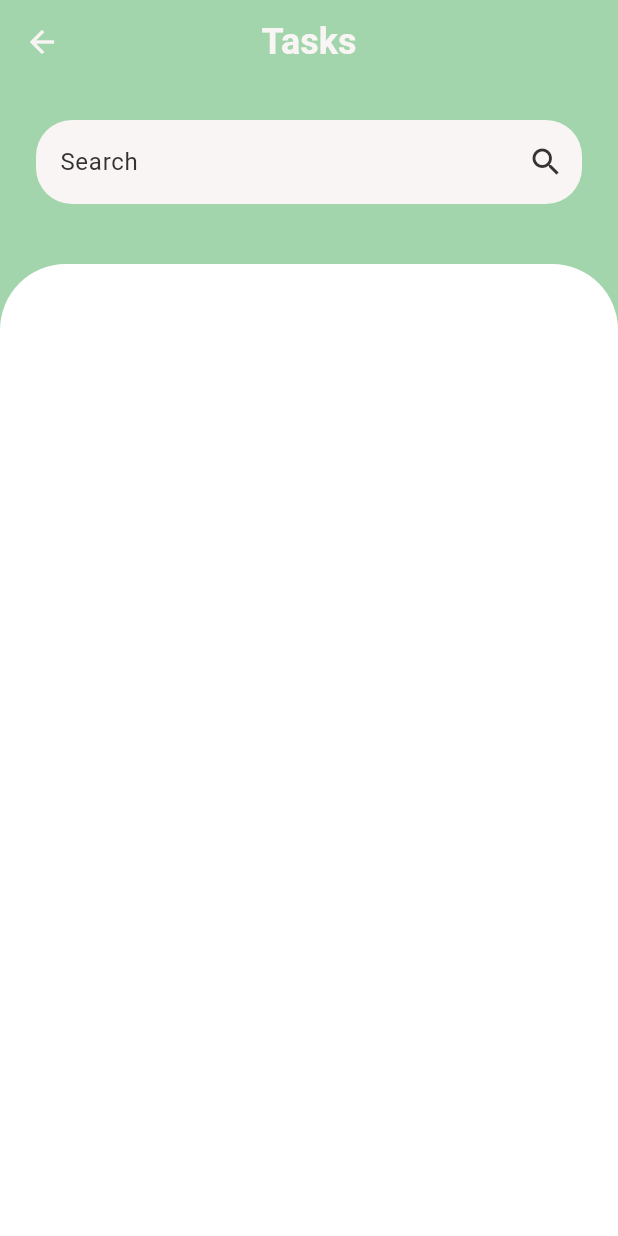
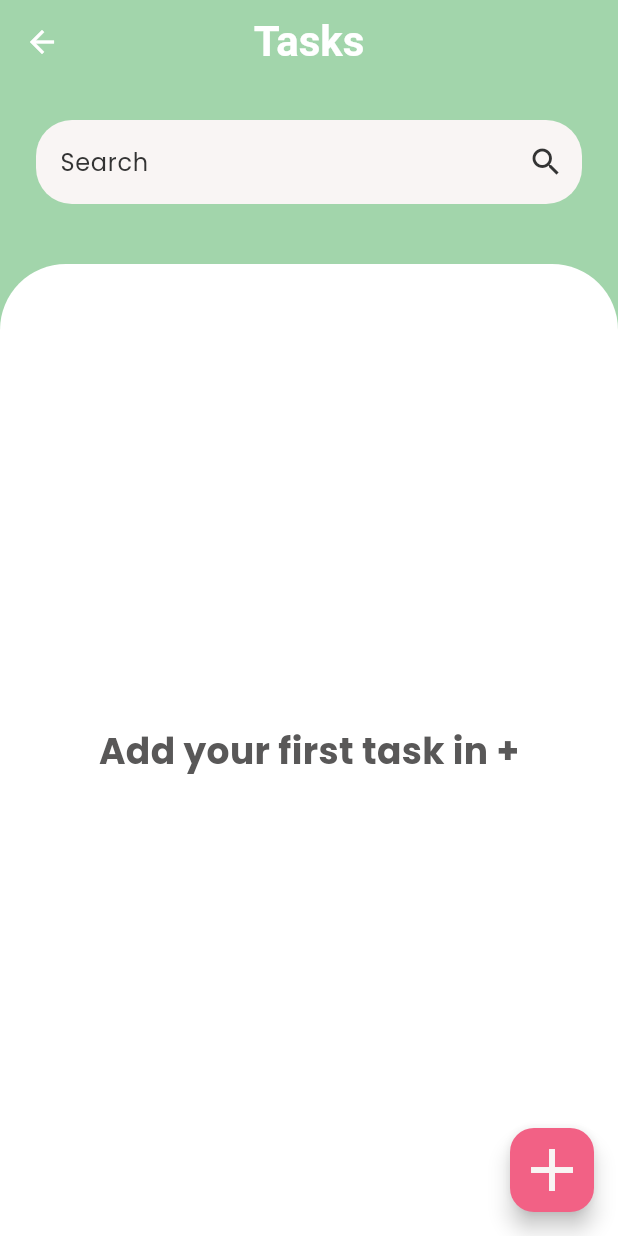
Before and after one commit to franbs2/plush_plan_app, a Flutter app: the screen it shows after launch, on a phone screen of 412 x 824 dp. Run offline on Flutter 3.47's test engine with Material 3 defaults, Android fonts, the phone set to English and light mode, and no system bars; our stand-ins replace google_fonts.

Commit message:
feat: Style Adjustment

```diff
--- a/lib/main.dart
+++ b/lib/main.dart
@@ -14,7 +14,7 @@ class MyApp extends StatelessWidget {
   Widget build(BuildContext context) {
     return MaterialApp(
       theme: AppTheme.themeData,
-      home: Task(),
+      home: TaskPage(),
     );
   }
 }
--- a/lib/models/categories.dart
+++ b/lib/models/categories.dart
@@ -5,9 +5,11 @@ class Categories {
   final String name;
   final Icon icon;
   final int qntItems = 0;
-  final List<Task>? tasks;
 
-  Categories({required this.name, required this.icon, this.tasks});
+  Categories({
+    required this.name,
+    required this.icon,
+  });
 
   static List<Categories> categories = [
     Categories(
--- a/lib/models/task.dart
+++ b/lib/models/task.dart
@@ -17,69 +17,5 @@ class Task {
     required this.category,
   });
 
-  static List<Task> tasks = [
-    Task(
-      id: '1',
-      title: 'Task 1',
-      description: 'Description 1',
-      dueDate: DateTime.now(),
-      category: 'Home',
-    ),
-    Task(
-      id: '2',
-      title: 'Task 2',
-      description: 'Description 2',
-      dueDate: DateTime.now(),
-      category: 'Work',
-    ),
-    Task(
-      id: '3',
-      title: 'Task 3',
-      description: 'Description 3',
-      dueDate: DateTime.now(),
-      category: 'Personal',
-    ),
-    Task(
-      id: '4',
-      title: 'Task 4',
-      description: 'Description 4',
-      dueDate: DateTime.now(),
-      category: 'Home',
-    ),
-    Task(
-      id: '5',
-      title: 'Task 5',
-      description: 'Description 5',
-      dueDate: DateTime.now(),
-      category: 'Work',
-    ),
-    Task(
-      id: '6',
-      title: 'Task 6',
-      description: 'Description 6',
-      dueDate: DateTime.now(),
-      category: 'Personal',
-    ),
-    Task(
-      id: '7',
-      title: 'Task 7',
-      description: 'Description 7',
-      dueDate: DateTime.now(),
-      category: 'Home',
-    ),
-    Task(
-      id: '8',
-      title: 'Task 8',
-      description: 'Description 8',
-      dueDate: DateTime.now(),
-      category: 'Work',
-    ),
-    Task(
-      id: '9',
-      title: 'Task 9',
-      description: 'Description 9',
-      dueDate: DateTime.now(),
-      category: 'Personal',
-    )
-  ];
+  static List<Task> tasks = [];
 }
--- a/lib/style/app_theme.dart
+++ b/lib/style/app_theme.dart
@@ -28,8 +28,10 @@ class AppTheme {
       backgroundColor: colorScheme.primary,
     ),
     textTheme: TextTheme(
-      bodyLarge: TextStyle(color: colorScheme.onSecondary),
-      bodyMedium: TextStyle(color: colorScheme.onBackground),
+      bodyLarge:
+          TextStyle(color: colorScheme.onBackground, fontFamily: 'Poppins'),
+      bodyMedium:
+          TextStyle(color: colorScheme.onBackground, fontFamily: 'Poppins'),
     ),
   );
 }
--- a/lib/views/pages/tasks_page.dart
+++ b/lib/views/pages/tasks_page.dart
@@ -1,17 +1,21 @@
 import 'package:app_plush_pan/models/categories.dart';
+import 'package:app_plush_pan/models/task.dart';
 import 'package:app_plush_pan/views/widget/grid_view.dart';
+import 'package:app_plush_pan/views/widget/list_view_task.dart';
 import 'package:app_plush_pan/views/widget/search.dart';
 import 'package:app_plush_pan/views/widget/title.dart';
 import 'package:flutter/material.dart';
 
-class Task extends StatefulWidget {
-  const Task({super.key});
+class TaskPage extends StatefulWidget {
+  const TaskPage({super.key});
 
   @override
-  State<Task> createState() => _TaskState();
+  State<TaskPage> createState() => _TaskPageState();
 }
 
-class _TaskState extends State<Task> {
+class _TaskPageState extends State<TaskPage> {
+  List<Task> tasksDisplay = List.from(Task.tasks);
+
   @override
   Widget build(BuildContext context) {
     final ColorScheme colorScheme = Theme.of(context).colorScheme;
@@ -19,9 +23,16 @@ class _TaskState extends State<Task> {
     return Scaffold(
       appBar: AppBar(
         leading: IconButton(
-            icon: Icon(Icons.arrow_back, color: colorScheme.onPrimary),
+            icon: Icon(
+              Icons.arrow_back,
+              color: colorScheme.surface,
+            ),
             onPressed: () => Navigator.pop(context)),
-        title: WidgetTitle(color: colorScheme.onPrimary, title: 'Tasks'),
+        title: WidgetTitle(
+          color: colorScheme.surface,
+          title: 'Tasks',
+          size: 28,
+        ),
         centerTitle: true,
       ),
       body: Column(
@@ -39,10 +50,28 @@ class _TaskState extends State<Task> {
                   topRight: Radius.circular(44),
                 ),
               ),
+              child: (Task.tasks.isEmpty)
+                  ? Center(
+                      child: WidgetTitle(
+                      title: 'Add your first task in +',
+                    ))
+                  : (tasksDisplay.isEmpty)
+                      ? Center(
+                          child: WidgetTitle(
+                          title: 'No results found',
+                          size: 20,
+                        ))
+                      : WidgetListViewTask(tasksDisplay: tasksDisplay),
             ),
           ),
         ],
       ),
+      floatingActionButton: FloatingActionButton(
+        backgroundColor: colorScheme.primary,
+        onPressed: () {},
+        child: Icon(Icons.add, size: 48),
+        tooltip: 'Add task',
+      ),
     );
   }
 }
--- /dev/null
+++ b/lib/views/widget/list_view_task.dart
@@ -0,0 +1,40 @@
+import 'package:app_plush_pan/models/task.dart';
+import 'package:app_plush_pan/views/pages/tasks_page.dart';
+import 'package:flutter/material.dart';
+
+class WidgetListViewTask extends StatelessWidget {
+  final List<Task> tasksDisplay;
+  const WidgetListViewTask({super.key, required this.tasksDisplay});
+
+  @override
+  Widget build(BuildContext context) {
+    return Padding(
+      padding:
+          const EdgeInsets.only(left: 20.0, right: 20.0, top: 40, bottom: 10),
+      child: ListView.builder(
+          itemCount: tasksDisplay.length,
+          itemBuilder: (BuildContext context, int index) {
+            return Padding(
+              padding: const EdgeInsets.all(8.0),
+              child: Container(
+                padding: const EdgeInsets.all(16),
+                decoration: BoxDecoration(
+                  color: Theme.of(context).colorScheme.secondaryContainer,
+                  borderRadius: BorderRadius.circular(10),
+                ),
+                child: Row(children: [
+                  Icon(
+                    Icons.check_box_outline_blank,
+                    color: Theme.of(context).colorScheme.onBackground,
+                    size: 36,
+                  ),
+                  const SizedBox(width: 16),
+                  Text(tasksDisplay[index].title,
+                      style: Theme.of(context).textTheme.bodyLarge),
+                ]),
+              ),
+            );
+          }),
+    );
+  }
+}
```
